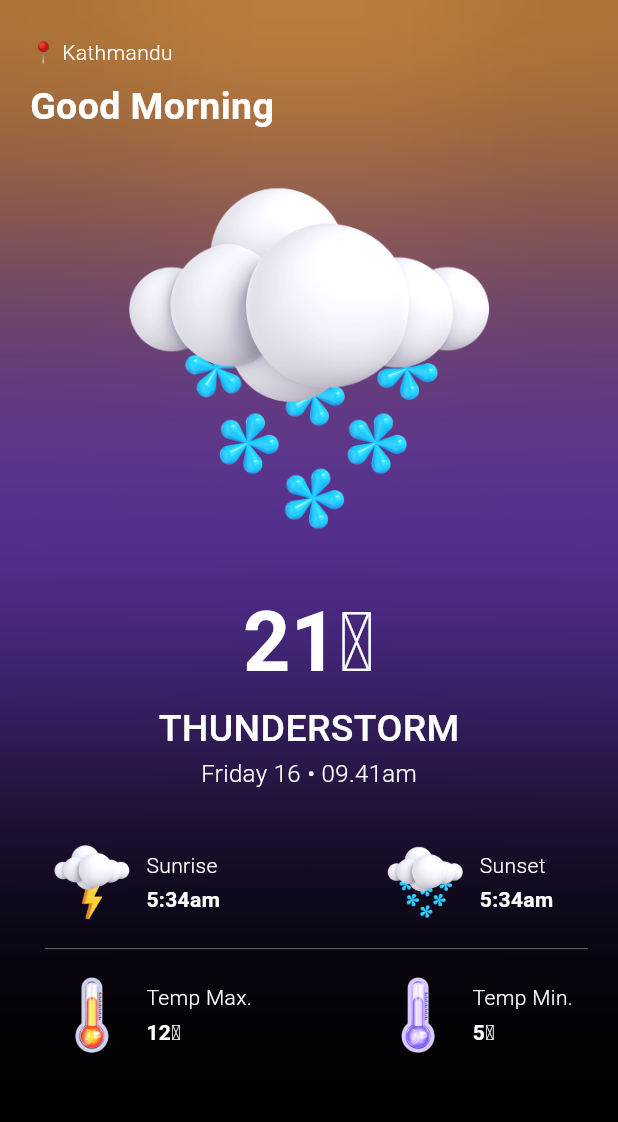
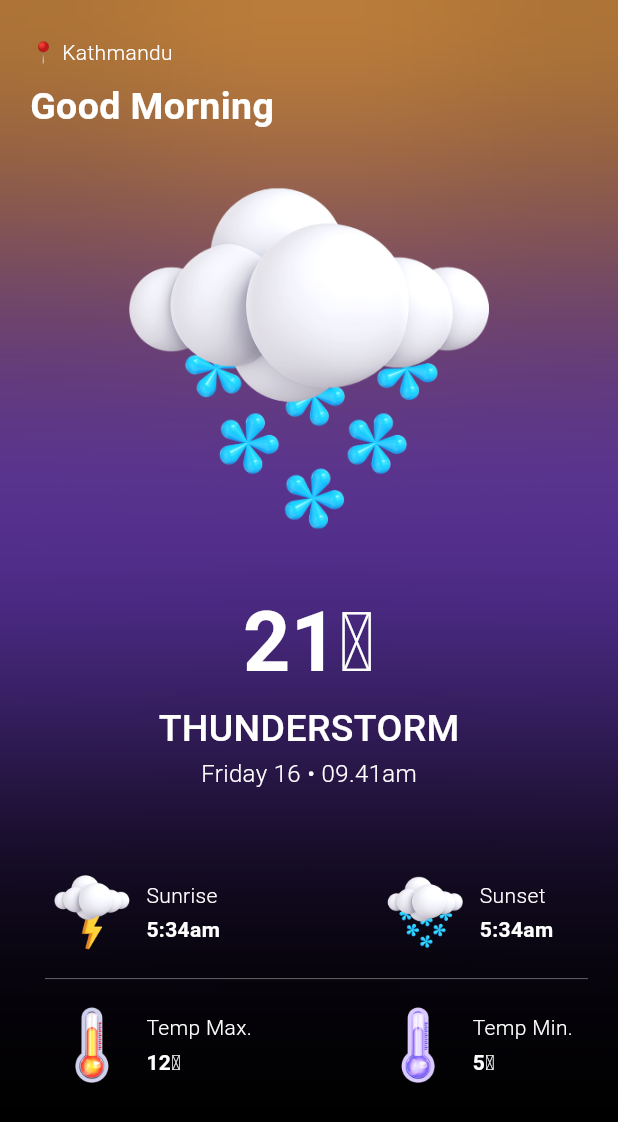
Before and after one commit to Saajonsayrest/weather_app, a Flutter app: the screen it shows after launch, on a phone screen of 412 x 824 dp. Shown: the top 1122 px of the screen. Run offline on Flutter 3.47's test engine with Material 2 defaults, Android fonts, the phone set to English and light mode, and no system bars; our stand-ins replace bloc, hydrated_bloc.

Commit message:
complete ui

```diff
--- a/lib/screen/home_screen.dart
+++ b/lib/screen/home_screen.dart
@@ -106,7 +106,7 @@ class HomeScreen extends StatelessWidget {
                             fontWeight: FontWeight.w300),
                       ),
                     ),
-                    const SizedBox(height: 30),
+                    const SizedBox(height: 50),
                     const Row(
                       mainAxisAlignment: MainAxisAlignment.spaceBetween,
                       children: [
```
